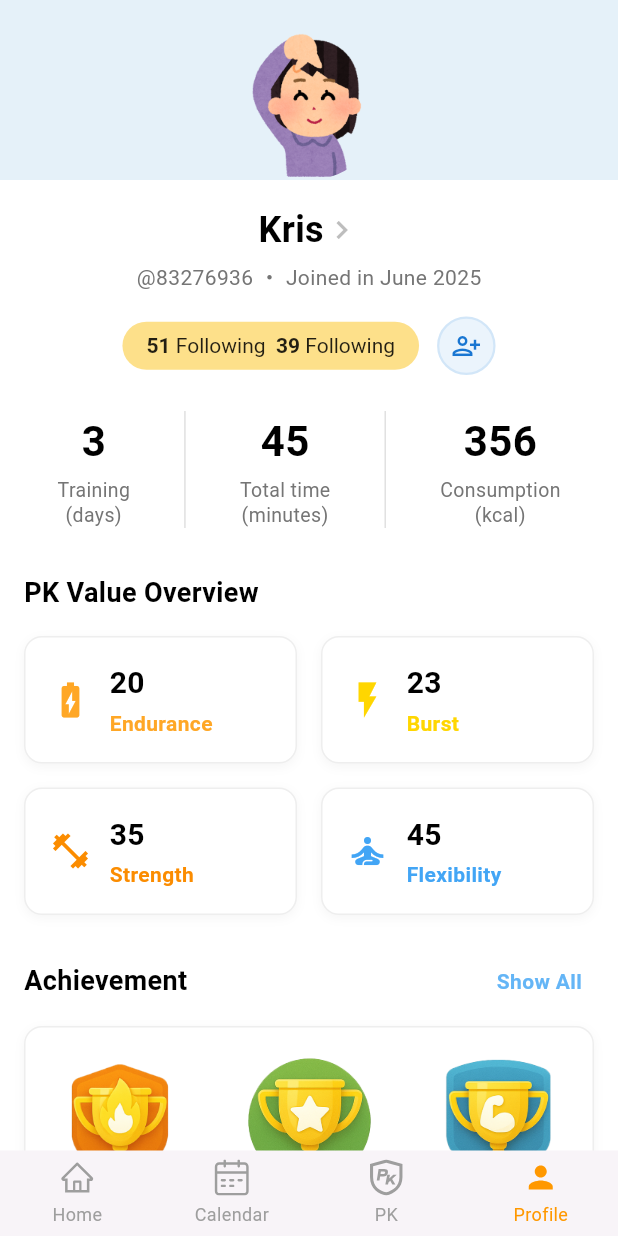
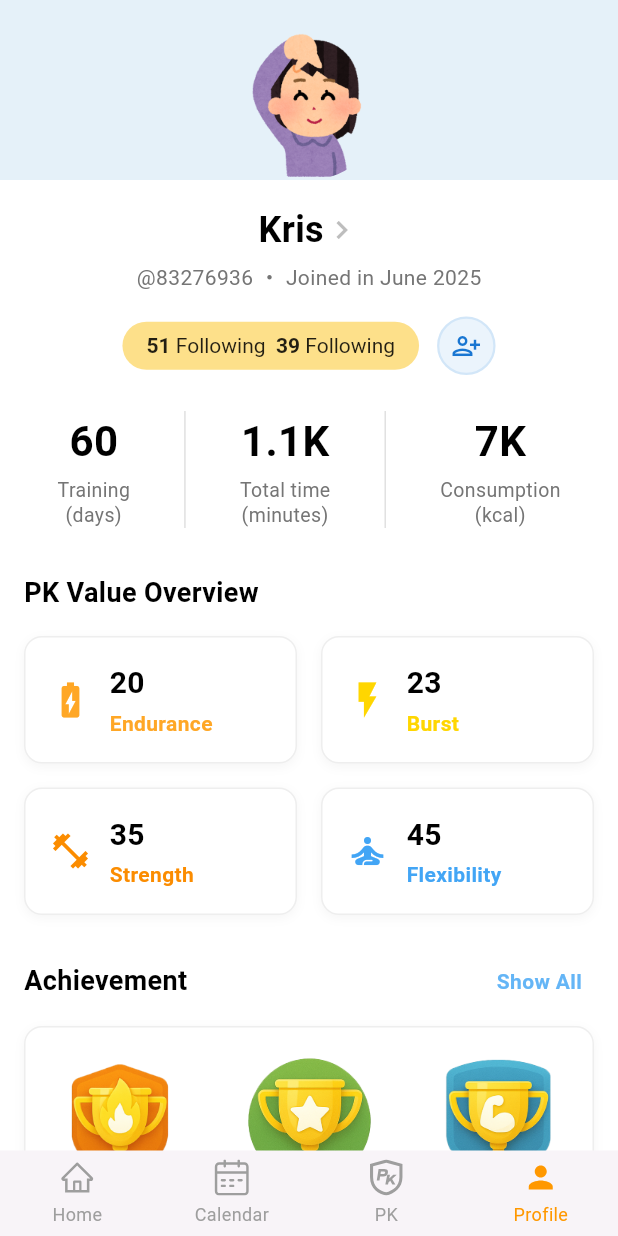
Before and after one commit to rachelzz1/mobile-asm1-groupwork, a Flutter app: the ProfileScreen screen opened directly, on a phone screen of 412 x 824 dp. Run offline on Flutter 3.47's test engine with Material 3 defaults, Android fonts, the phone set to English and light mode, and no system bars; our stand-ins replace cloud_firestore, firebase_core, flutter_svg, font_awesome_flutter, get_storage, video_player; accounts and stored records are empty; Roboto replaces fonts that are missing (SansSerif).

Commit message:
更新profile数值

```diff
--- a/lib/screens/profile.dart
+++ b/lib/screens/profile.dart
@@ -286,11 +286,11 @@ class _ProfileScreenState extends State<ProfileScreen> {
         child: Row(
           mainAxisAlignment: MainAxisAlignment.spaceAround,
           children: [
-            _buildStatColumn('3', 'Training\n(days)'),
+            _buildStatColumn('60', 'Training\n(days)'),
             const VerticalDivider(thickness: 1, color: Color(0xFFE0E0E0)),
-            _buildStatColumn('45', 'Total time\n(minutes)'),
+            _buildStatColumn('1.1K', 'Total time\n(minutes)'),
             const VerticalDivider(thickness: 1, color: Color(0xFFE0E0E0)),
-            _buildStatColumn('356', 'Consumption\n(kcal)'),
+            _buildStatColumn('7K', 'Consumption\n(kcal)'),
           ],
         ),
       ),
```
